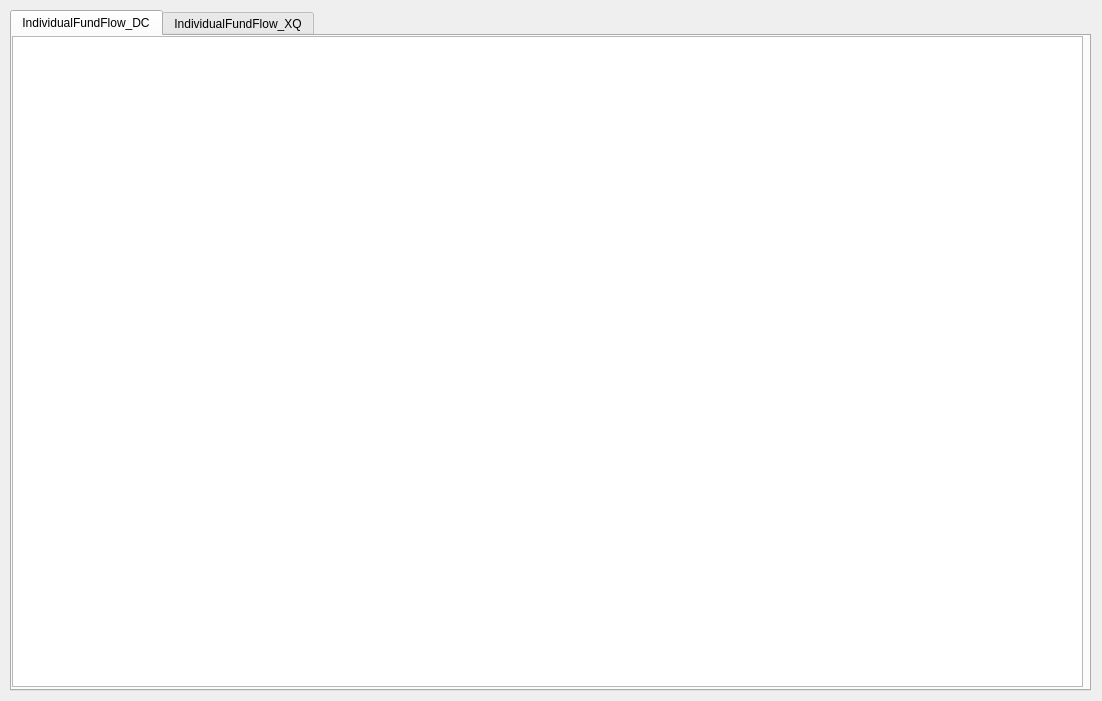
The window that StockTip/form.ui (Ruffia/ADRHis) describes before a commit, drawn with Qt 5.
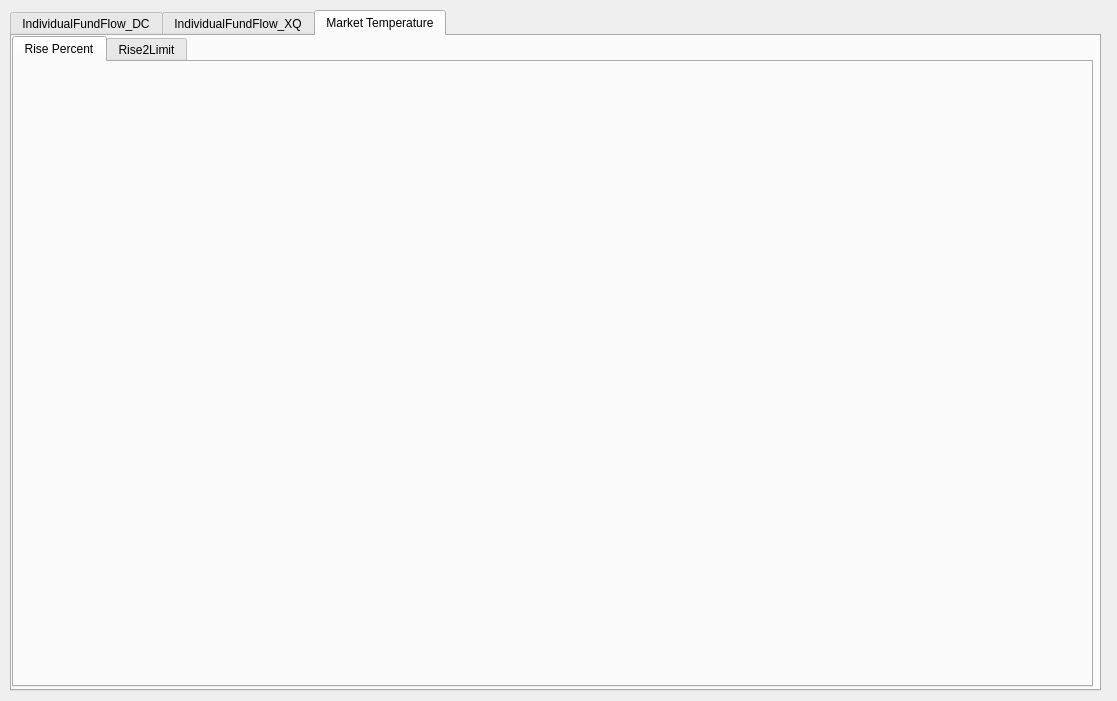
The same window after the commit. The open tabs and pages were chosen to show the change.

Commit message: 增加Market Temperature 功能

```diff
--- a/StockTip/form.ui
+++ b/StockTip/form.ui
@@ -6,7 +6,7 @@
    <rect>
     <x>0</x>
     <y>0</y>
-    <width>1102</width>
+    <width>1117</width>
     <height>701</height>
    </rect>
   </property>
@@ -18,7 +18,7 @@
     <rect>
      <x>10</x>
      <y>10</y>
-     <width>1081</width>
+     <width>1091</width>
      <height>681</height>
     </rect>
    </property>
@@ -32,9 +32,9 @@
     <widget class="QTableView" name="m_tableViewIndividualFundFlow_DC">
      <property name="geometry">
       <rect>
-       <x>0</x>
+       <x>2</x>
        <y>0</y>
-       <width>1071</width>
+       <width>1081</width>
        <height>651</height>
       </rect>
      </property>
@@ -55,6 +55,34 @@
      </property>
     </widget>
    </widget>
+   <widget class="QWidget" name="m_tabMarketTemperature">
+    <attribute name="title">
+     <string>Market Temperature</string>
+    </attribute>
+    <widget class="QTabWidget" name="m_tabWidgetMarketTeperature">
+     <property name="geometry">
+      <rect>
+       <x>0</x>
+       <y>0</y>
+       <width>1081</width>
+       <height>651</height>
+      </rect>
+     </property>
+     <property name="currentIndex">
+      <number>0</number>
+     </property>
+     <widget class="QWidget" name="m_tabRisePercent">
+      <attribute name="title">
+       <string>Rise Percent</string>
+      </attribute>
+     </widget>
+     <widget class="QWidget" name="m_tabRise2Limit">
+      <attribute name="title">
+       <string>Rise2Limit</string>
+      </attribute>
+     </widget>
+    </widget>
+   </widget>
   </widget>
  </widget>
  <resources/>
```
Left out of the diff: 8 changed lines with no effect on the pictures. The commit also changes 2 other files.
